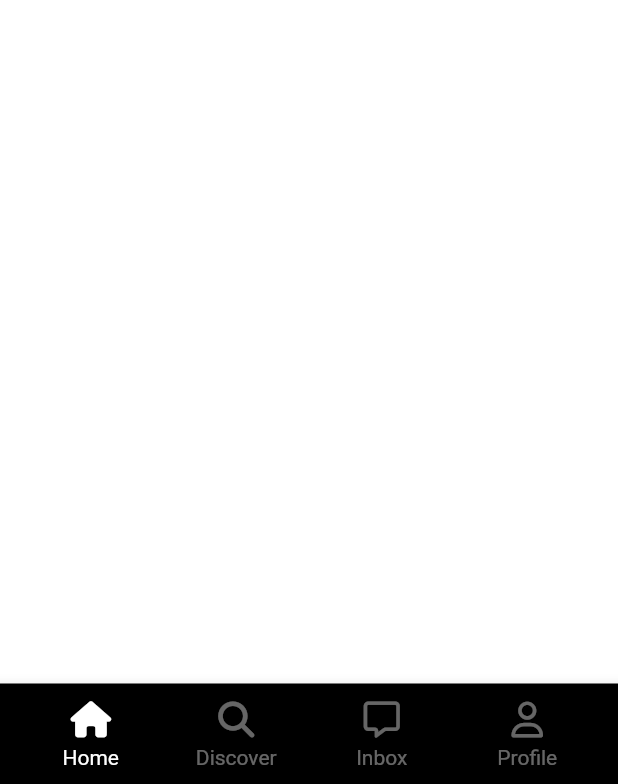
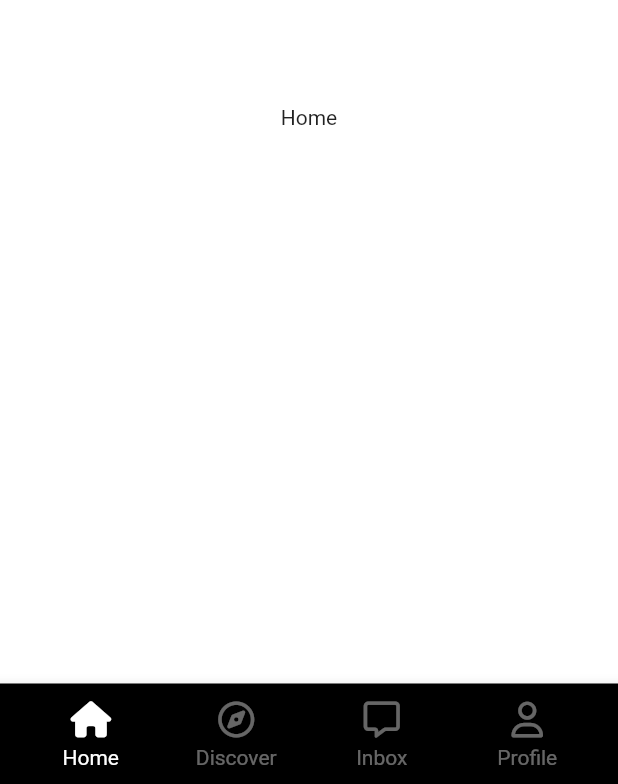
Before and after one commit to techighpark/flutter-tiktok-app, a Flutter app: the screen it shows after launch, on a phone screen of 412 x 824 dp. Shown: the part 449-1233 px from the top of the screen. Run offline on Flutter 3.47's test engine with Material 2 defaults, Android fonts, the phone set to English and light mode, and no system bars; our stand-ins replace font_awesome_flutter.

Commit message:
navigation 2

```diff
--- a/lib/features/main_navigation/main_navigation_screen.dart
+++ b/lib/features/main_navigation/main_navigation_screen.dart
@@ -20,14 +20,14 @@ class _MainNavigationScreenState extends State<MainNavigationScreen> {
     const Center(
       child: Text('Search'),
     ),
-    const Center(
-      child: Text('Search'),
+    Container(
+      child: const Text(''),
     ),
     const Center(
-      child: Text('Search'),
+      child: Text('Inbox'),
     ),
     const Center(
-      child: Text('Search'),
+      child: Text('Profile'),
     ),
   ];
 
@@ -40,6 +40,8 @@ class _MainNavigationScreenState extends State<MainNavigationScreen> {
   @override
   Widget build(BuildContext context) {
     return Scaffold(
+      body: screens.elementAt(_selectedIndex),
+      // body: screens[_selectedIndex],
       bottomNavigationBar: BottomAppBar(
         color: Colors.black,
         child: Padding(
@@ -51,25 +53,29 @@ class _MainNavigationScreenState extends State<MainNavigationScreen> {
                 text: 'Home',
                 isSelected: _selectedIndex == 0,
                 icon: FontAwesomeIcons.house,
+                selectedIcon: FontAwesomeIcons.house,
                 onTap: () => _onTap(0),
               ),
               NavTab(
                 text: 'Discover',
                 isSelected: _selectedIndex == 1,
-                icon: FontAwesomeIcons.magnifyingGlass,
+                icon: FontAwesomeIcons.compass,
+                selectedIcon: FontAwesomeIcons.solidCompass,
                 onTap: () => _onTap(1),
               ),
               NavTab(
                 text: 'Inbox',
                 isSelected: _selectedIndex == 3,
                 icon: FontAwesomeIcons.message,
-                onTap: () => _onTap(2),
+                selectedIcon: FontAwesomeIcons.solidMessage,
+                onTap: () => _onTap(3),
               ),
               NavTab(
                 text: 'Profile',
                 isSelected: _selectedIndex == 4,
                 icon: FontAwesomeIcons.user,
-                onTap: () => _onTap(3),
+                selectedIcon: FontAwesomeIcons.solidUser,
+                onTap: () => _onTap(4),
               ),
             ],
           ),
--- a/lib/features/main_navigation/widgets/nav_tab.dart
+++ b/lib/features/main_navigation/widgets/nav_tab.dart
@@ -6,6 +6,7 @@ class NavTab extends StatelessWidget {
   final String text;
   final bool isSelected;
   final IconData icon;
+  final IconData selectedIcon;
   final Function onTap;
 
   const NavTab({
@@ -14,6 +15,7 @@ class NavTab extends StatelessWidget {
     required this.isSelected,
     required this.icon,
     required this.onTap,
+    required this.selectedIcon,
   });
 
   @override
@@ -30,7 +32,7 @@ class NavTab extends StatelessWidget {
               mainAxisSize: MainAxisSize.min,
               children: [
                 FaIcon(
-                  icon,
+                  isSelected ? selectedIcon : icon,
                   color: Colors.white,
                 ),
                 Gaps.v5,
```
